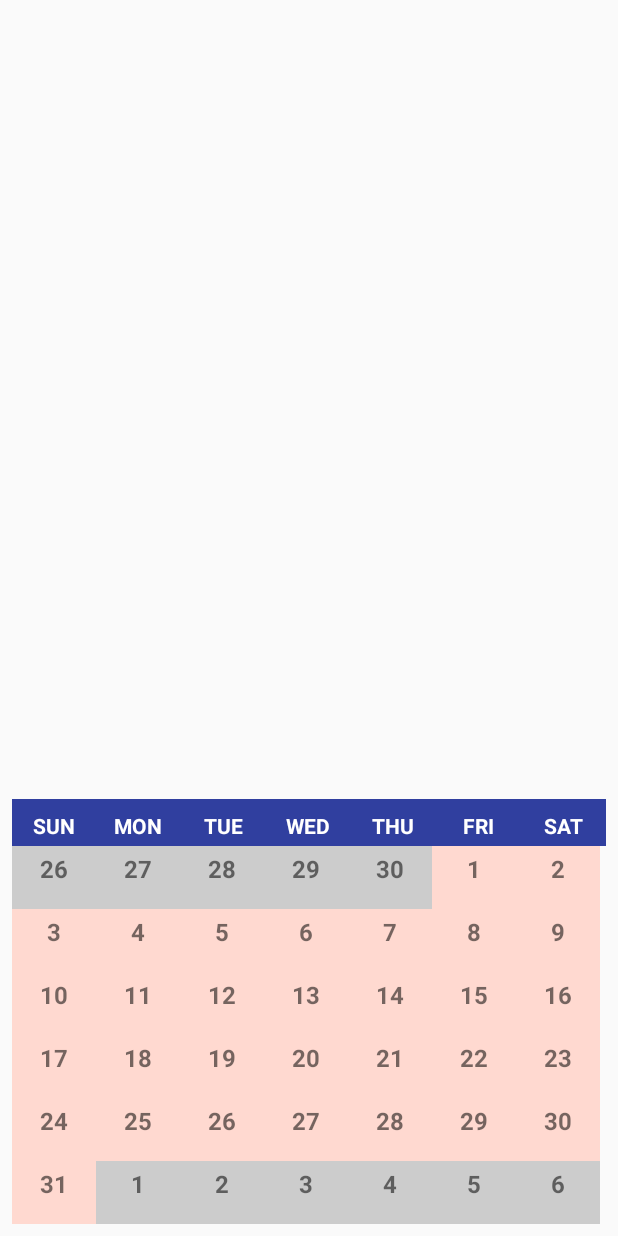
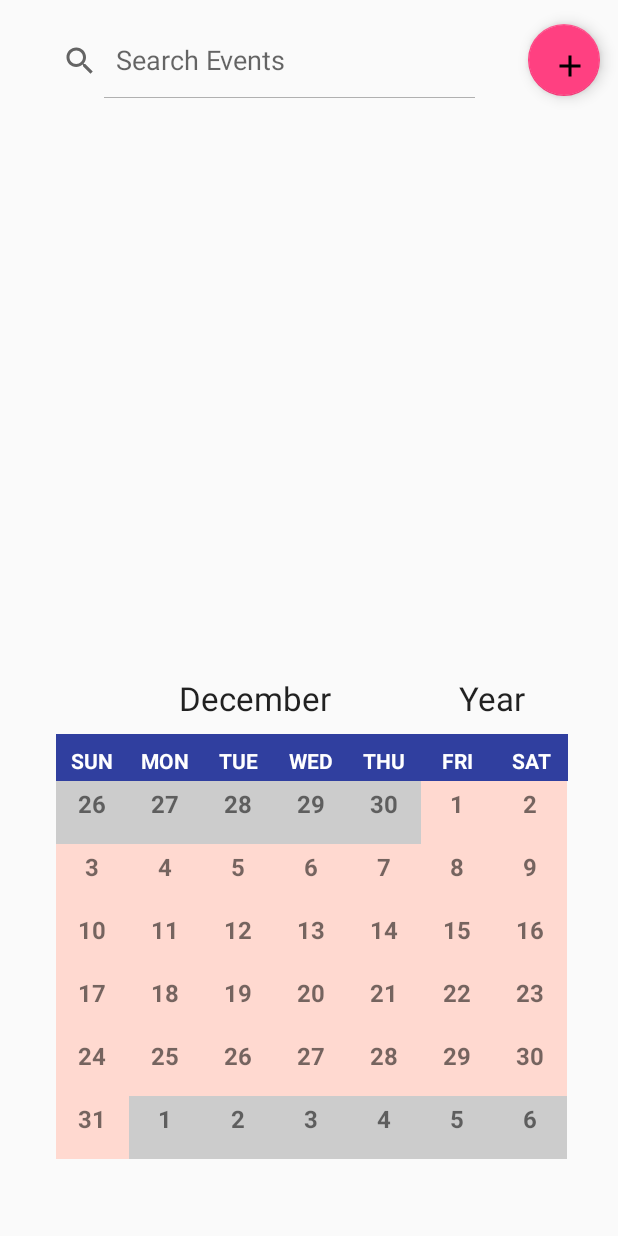
Before and after one commit to as96/3354-DeathBySegmentationFault, an Android app: the screen it shows after launch (MainActivity), on a phone screen of 412 x 824 dp. Run offline under Robolectric (Android 15) with nearby library versions, the phone set to English and light mode, and no system bars; libraries missing offline, so code that uses them is left out: junit.framework.

Commit message:
Added mock search bar, add event button, fixed month view scrolling

```diff
--- a/app/src/main/AndroidManifest.xml
+++ b/app/src/main/AndroidManifest.xml
@@ -11,6 +11,7 @@
         android:name=".App"
         android:theme="@style/AppTheme">
         <activity android:name=".MainActivity"
+            android:windowSoftInputMode="adjustPan"
             android:screenOrientation="portrait">
             <intent-filter>
                 <action android:name="android.intent.action.MAIN" />
--- a/app/src/main/java/cs_3354/calendar_dbsf/MainActivity.java
+++ b/app/src/main/java/cs_3354/calendar_dbsf/MainActivity.java
@@ -12,6 +12,7 @@ import android.os.Bundle;
 import android.util.AttributeSet;
 import android.util.Log;
 import android.util.Xml;
+import android.view.View;
 import android.widget.ImageButton;
 import android.widget.ImageView;
 import junit.framework.Assert;
@@ -39,8 +40,8 @@ public class MainActivity extends FragmentActivity {
     protected void onCreate(Bundle savedInstanceState)
     {
         super.onCreate(savedInstanceState);
-        //setContentView(R.layout.activity_main);
-        setContentView(R.layout.fragment_monthly_view);
+        setContentView(R.layout.activity_main);
+        //setContentView(R.layout.fragment_monthly_view);
         //CustomCalendarView c = new CustomCalendarView(context);
         cal = new GregorianCalendar();
         cal.setTimeInMillis(new Date().getTime());
@@ -48,13 +49,13 @@ public class MainActivity extends FragmentActivity {
         Bundle bundle = new Bundle();
         bundle.putLong("date", savedDate);
 
-        Intent intent = new Intent(this, MonthlyViewFragment.class);
-        intent.putExtras(bundle);
+        //Intent intent = new Intent(this, MonthlyViewFragment.class);
+        //intent.putExtras(bundle);
 //        startActivity(intent);
 
 
 
-        imageV = (ImageView) findViewById(R.id.calImageView);
+        //imageV = (ImageView) findViewById(R.id.calImageView);
 
         App.setContext(this);
 
@@ -62,9 +63,10 @@ public class MainActivity extends FragmentActivity {
 
         //imageV.setImageResource(getDrawable(this, currentMonth));
 
-        CustomCalendarView mView = (CustomCalendarView) findViewById(R.id.custom_calendar);
+        //CustomCalendarView mView = (CustomCalendarView) findViewById(R.id.custom_calendar);
 
-        imageV.getDrawable();
+        //imageV.getDrawable();
+
         mPager = (ViewPager)findViewById(R.id.monthPager);
         mPagerAdapter = new MonthPagerAdapter(getSupportFragmentManager());
         mPager.setAdapter(mPagerAdapter);
@@ -76,6 +78,11 @@ public class MainActivity extends FragmentActivity {
 
     //Need methods that utilize setUpCalendarAdapter and change the month upon swipe
 
+    public void createEvent(View v)
+    {
+        Intent intent = new Intent(MainActivity.this, CreateEventActivity.class);
+        MainActivity.this.startActivity(intent);
+    }
 
     //Will draw the calendar image
     public static int getDrawable(Context context, String name)
--- a/app/src/main/java/cs_3354/calendar_dbsf/MonthlyViewFragment.java
+++ b/app/src/main/java/cs_3354/calendar_dbsf/MonthlyViewFragment.java
@@ -16,7 +16,9 @@ import android.view.LayoutInflater;
 import android.view.View;
 import android.view.ViewGroup;
 import android.widget.LinearLayout;
+import android.widget.TextView;
 
+import java.text.DateFormatSymbols;
 import java.util.Calendar;
 import java.util.Date;
 import java.util.GregorianCalendar;
@@ -41,15 +43,16 @@ public class MonthlyViewFragment extends Fragment
         //I'm supposed to instantiate the Custom Calendar View
         View v =  inflater.inflate(R.layout.fragment_monthly_view, container, false);
 
-        //here be testing garbage
+
         GregorianCalendar cal = new GregorianCalendar();
         Bundle dateBundle = getArguments();
         long time = dateBundle.getLong("date");
         cal.setTimeInMillis(time);
-        CustomCalendarView ccv = new CustomCalendarView(v.getContext());
-        LinearLayout layout = new LinearLayout(getActivity());
-        layout.addView(ccv);
-        //
+
+        TextView monthLabel = (TextView)v.findViewById(R.id.text_Month);
+        int month = cal.getTime().getMonth();
+        String monthString = new DateFormatSymbols().getMonths()[month];
+        monthLabel.setText(monthString);
 
         return v;
     }
--- a/app/src/main/res/layout/activity_main.xml
+++ b/app/src/main/res/layout/activity_main.xml
@@ -6,13 +6,46 @@
     android:layout_height="match_parent"
     tools:context="cs_3354.calendar_dbsf.MainActivity">
 
-    <TextView
-        android:layout_width="wrap_content"
-        android:layout_height="wrap_content"
-        android:text="Hello World!"
+    <android.support.v4.view.ViewPager
+        android:id="@+id/monthPager"
+        android:layout_width="357dp"
+        android:layout_height="415dp"
+        android:layout_marginBottom="8dp"
+        android:layout_marginEnd="8dp"
+        android:layout_marginStart="8dp"
+        android:layout_marginTop="8dp"
         app:layout_constraintBottom_toBottomOf="parent"
-        app:layout_constraintLeft_toLeftOf="parent"
-        app:layout_constraintRight_toRightOf="parent"
+        app:layout_constraintEnd_toEndOf="parent"
+        app:layout_constraintHorizontal_bias="0.545"
+        app:layout_constraintStart_toStartOf="parent"
+        app:layout_constraintTop_toTopOf="parent"
+        app:layout_constraintVertical_bias="0.9">
+
+    </android.support.v4.view.ViewPager>
+
+    <android.support.design.widget.FloatingActionButton
+        android:id="@+id/floatingActionButton"
+        android:layout_width="48dp"
+        android:layout_height="48dp"
+        android:layout_marginEnd="12dp"
+        android:layout_marginTop="16dp"
+        android:clickable="true"
+        android:onClick="createEvent"
+        android:src="@drawable/ic_add_black_24dp"
+        app:layout_constraintEnd_toEndOf="parent"
+        app:layout_constraintTop_toTopOf="parent" />
+
+    <SearchView
+        android:iconifiedByDefault="false"
+        android:layout_width="303dp"
+        android:layout_height="49dp"
+        android:layout_marginEnd="8dp"
+        android:layout_marginStart="8dp"
+        android:layout_marginTop="16dp"
+        android:queryHint="Search Events"
+        app:layout_constraintEnd_toEndOf="parent"
+        app:layout_constraintHorizontal_bias="0.142"
+        app:layout_constraintStart_toStartOf="parent"
         app:layout_constraintTop_toTopOf="parent" />
 
 </android.support.constraint.ConstraintLayout>
--- a/app/src/main/res/layout/fragment_monthly_view.xml
+++ b/app/src/main/res/layout/fragment_monthly_view.xml
@@ -6,38 +6,48 @@
     android:layout_height="match_parent"
     tools:context="cs_3354.calendar_dbsf.MonthlyViewFragment">
 
-    <android.support.v4.view.ViewPager
-        android:id="@+id/monthPager"
-        android:layout_width="match_parent"
-        android:layout_height="match_parent">
-
-    </android.support.v4.view.ViewPager>
-
-    <ImageView
-        android:id="@+id/calImageView"
-        android:layout_width="347dp"
-        android:layout_height="242dp"
+    <TextView
+        android:id="@+id/text_Year"
+        android:gravity="center"
+        android:layout_width="104dp"
+        android:layout_height="28dp"
         android:layout_marginBottom="8dp"
         android:layout_marginEnd="8dp"
         android:layout_marginStart="8dp"
-        android:layout_marginTop="32dp"
-        android:src="@android:color/transparent"
-        app:layout_constraintBottom_toBottomOf="parent"
+        android:layout_marginTop="8dp"
+        android:text="Year"
+        android:textAppearance="@android:style/TextAppearance.Material.Large"
+        app:layout_constraintBottom_toTopOf="@+id/custom_calendar"
         app:layout_constraintEnd_toEndOf="parent"
-        app:layout_constraintHorizontal_bias="0.523"
-        app:layout_constraintStart_toStartOf="parent"
+        app:layout_constraintHorizontal_bias="0.968"
+        app:layout_constraintStart_toEndOf="@+id/text_Month"
         app:layout_constraintTop_toTopOf="parent"
-        app:layout_constraintVertical_bias="0.0" />
+        app:layout_constraintVertical_bias="0.966" />
 
     <cs_3354.calendar_dbsf.CustomCalendarView
         android:id="@+id/custom_calendar"
         android:layout_width="match_parent"
         android:layout_height="wrap_content"
-        android:layout_marginBottom="8dp"
+        android:layout_marginBottom="4dp"
         android:layout_marginEnd="8dp"
         android:layout_marginStart="8dp"
-        app:layout_constraintBottom_toBottomOf="@+id/monthPager"
+        app:layout_constraintBottom_toBottomOf="parent"
         app:layout_constraintEnd_toEndOf="parent"
         app:layout_constraintStart_toStartOf="parent"></cs_3354.calendar_dbsf.CustomCalendarView>
 
+    <TextView
+        android:id="@+id/text_Month"
+        android:layout_width="209dp"
+        android:layout_height="28dp"
+        android:layout_marginBottom="8dp"
+        android:layout_marginStart="36dp"
+        android:layout_marginTop="8dp"
+        android:gravity="center"
+        android:text="Month"
+        android:textAppearance="@android:style/TextAppearance.Material.Large"
+        app:layout_constraintBottom_toTopOf="@+id/custom_calendar"
+        app:layout_constraintStart_toStartOf="parent"
+        app:layout_constraintTop_toTopOf="parent"
+        app:layout_constraintVertical_bias="0.966" />
+
 </android.support.constraint.ConstraintLayout>
```
